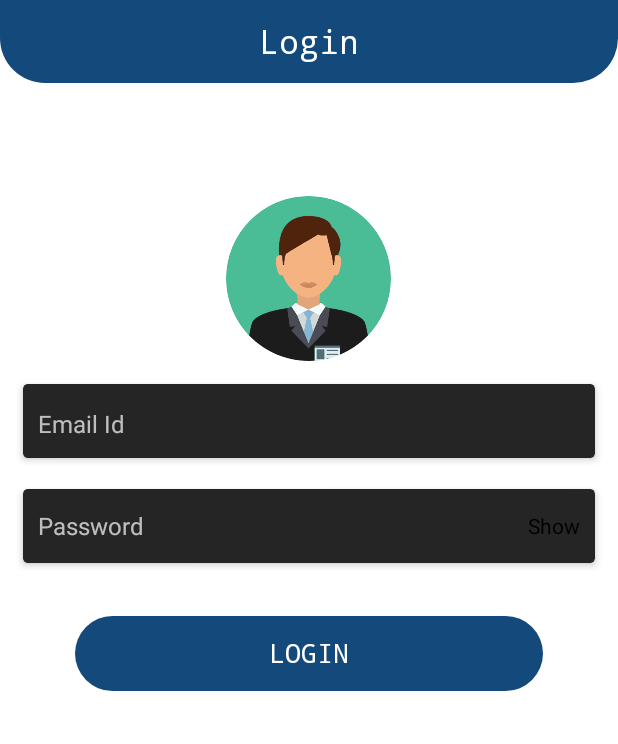
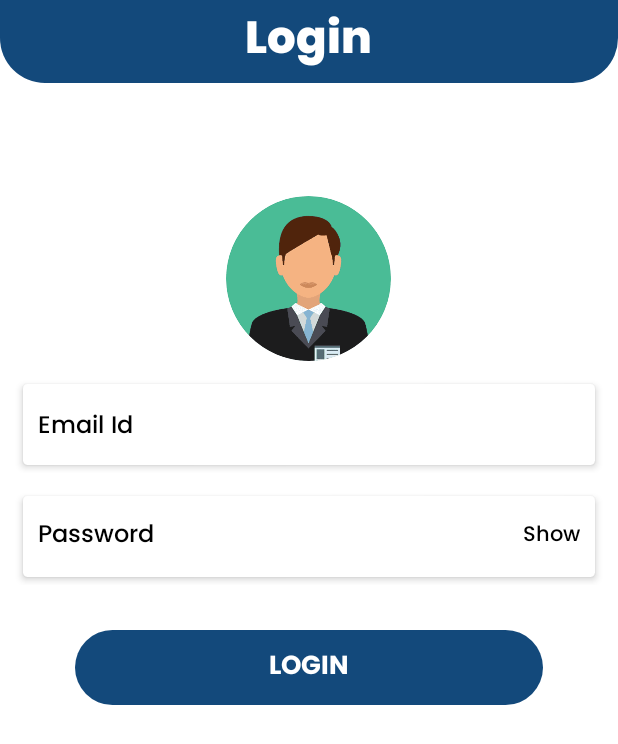
Before and after one commit to raoharshit/College_App, an Android app: the screen it shows after launch (LoginActivity), on a phone screen of 412 x 824 dp. Shown: the top 744 px of the screen. Run offline under Robolectric (Android 15) with nearby library versions, the phone set to English and light mode, and no system bars; our stand-ins replace CircleImageView.

Commit message:
login activity is updated

```diff
--- a/AdminApp/src/main/res/layout/activity_login.xml
+++ b/AdminApp/src/main/res/layout/activity_login.xml
@@ -21,11 +21,11 @@
             <TextView
                 android:layout_width="wrap_content"
                 android:layout_height="wrap_content"
+                android:layout_centerInParent="true"
+                android:fontFamily="@font/poppinsextrabold"
                 android:text="Login"
                 android:textColor="@android:color/white"
-                android:layout_centerInParent="true"
-                android:textSize="22sp"
-                android:fontFamily="monospace"/>
+                android:textSize="30sp" />
 
 
         </RelativeLayout>
@@ -57,6 +57,7 @@
                     android:layout_height="wrap_content"
                     android:layout_margin="5dp"
                     app:cardElevation="3dp"
+                    app:cardBackgroundColor="@color/white"
                     app:cardCornerRadius="3dp">
 
                     <LinearLayout
@@ -70,10 +71,11 @@
                             android:layout_height="wrap_content"
                             android:layout_marginTop="5dp"
                             android:layout_marginBottom="2dp"
-                            android:background="@null"
-                            android:fontFamily="sans-serif"
+                            android:background="@color/white"
+                            android:fontFamily="@font/poppinsmedium"
                             android:hint="Email Id"
                             android:inputType="textEmailAddress"
+                            android:textColorHint="@color/black"
                             android:textColor="@android:color/black"
                             android:textSize="16sp"/>
 
@@ -96,6 +98,7 @@
                 <com.google.android.material.card.MaterialCardView
                     android:layout_width="match_parent"
                     android:layout_height="wrap_content"
+                    app:cardBackgroundColor="@color/white"
                     android:layout_margin="5dp"
                     app:cardElevation="3dp"
                     app:cardCornerRadius="3dp">
@@ -113,14 +116,16 @@
                                 android:id="@+id/user_pass"
                                 android:layout_width="match_parent"
                                 android:layout_height="wrap_content"
+                                android:layout_centerVertical="true"
                                 android:layout_marginTop="5dp"
                                 android:layout_marginBottom="2dp"
-                                android:background="@null"
+                                android:fontFamily="@font/poppinsmedium"
                                 android:hint="Password"
-                                android:layout_centerVertical="true"
+                                android:background="@color/white"
                                 android:inputType="textPassword"
                                 android:textColor="@android:color/black"
-                                android:textSize="16sp"/>
+                                android:textColorHint="@color/black"
+                                android:textSize="16sp" />
 
                             <TextView
                                 android:id="@+id/txt_show"
@@ -129,6 +134,7 @@
                                 android:text="Show"
                                 android:layout_alignParentEnd="true"
                                 android:layout_centerVertical="true"
+                                android:fontFamily="@font/poppinsmedium"
                                 android:textColor="@android:color/black"/>
 
 
@@ -157,11 +163,11 @@
             <TextView
                 android:layout_width="wrap_content"
                 android:layout_height="wrap_content"
+                android:layout_centerInParent="true"
+                android:fontFamily="@font/poppinsbold"
                 android:text="LOGIN"
-                android:layout_centerInParent="true"
                 android:textColor="@android:color/white"
-                android:textSize="17sp"
-                android:fontFamily="monospace"/>
+                android:textSize="17sp" />
 
         </RelativeLayout>
 
```
